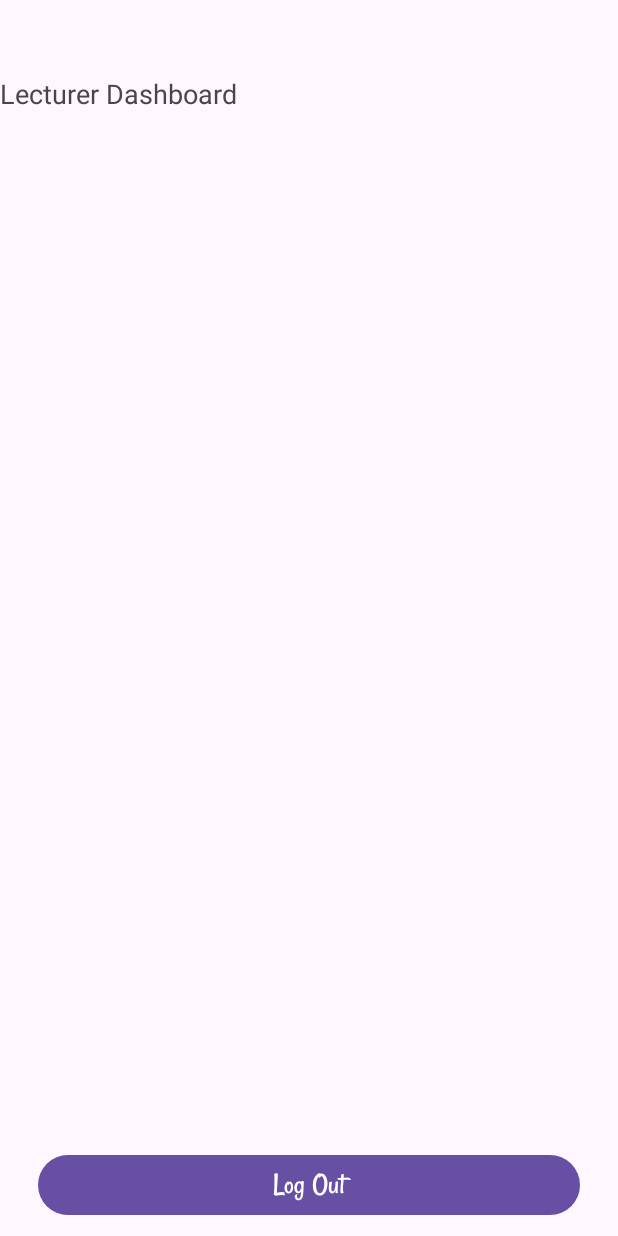
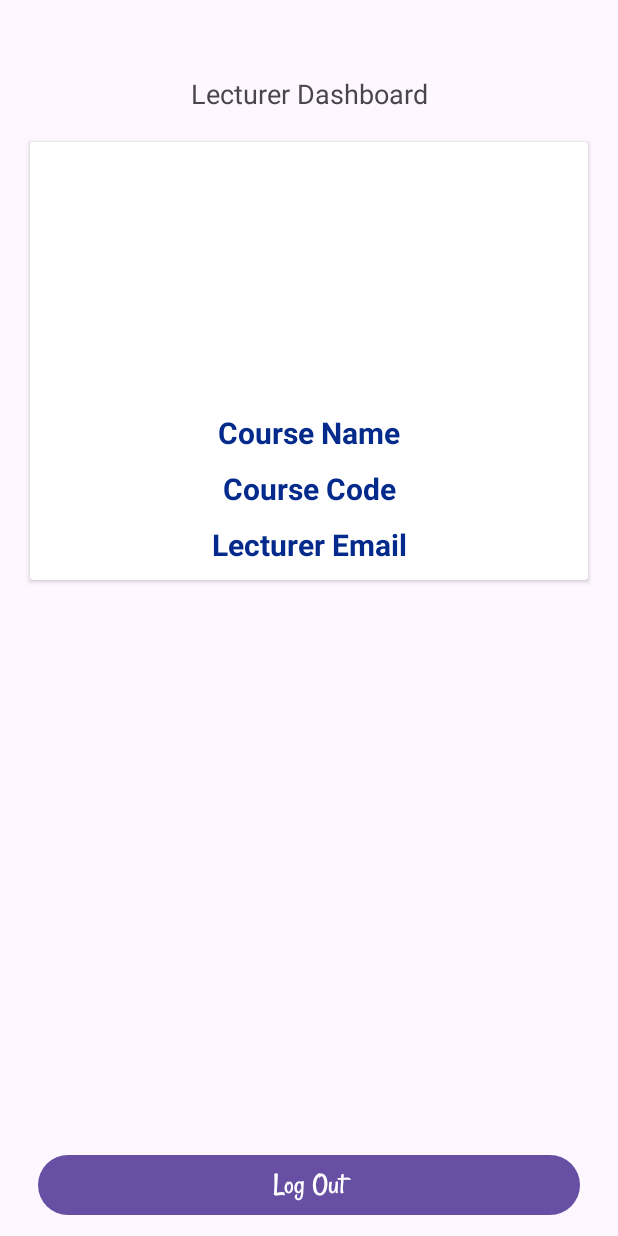
Before and after one commit to emmanuel-mwendwa/University_Android, an Android app: the Lecturer screen opened directly, with no data from a screen before it, on a phone screen of 412 x 824 dp. Run offline under Robolectric (Android 15) with nearby library versions, the phone set to English and light mode, and no system bars; our stand-ins replace Firebase (no records; nobody signed in at launch, a user with empty details on screens opened directly); libraries missing offline, so code that uses them is left out: io.paperdb; 3 statements that could not run were skipped.

```diff
--- a/app/src/main/AndroidManifest.xml
+++ b/app/src/main/AndroidManifest.xml
@@ -15,6 +15,9 @@
         android:supportsRtl="true"
         android:theme="@style/Theme.University"
         tools:targetApi="31">
+        <activity
+            android:name=".StudentCourse"
+            android:exported="false" />
         <activity
             android:name=".ConfirmCourseRegistration"
             android:exported="false" />
--- a/app/src/main/java/com/example/university/Lecturer.java
+++ b/app/src/main/java/com/example/university/Lecturer.java
@@ -1,17 +1,34 @@
 package com.example.university;
 
+import androidx.annotation.NonNull;
 import androidx.appcompat.app.AppCompatActivity;
 
 import android.content.Intent;
 import android.os.Bundle;
+import android.util.Log;
 import android.view.View;
 import android.widget.Button;
+import android.widget.RelativeLayout;
+import android.widget.TextView;
+import android.widget.Toast;
+
+import com.example.university.Model.Courses;
+import com.example.university.Model.Users;
+import com.example.university.Prevalent.Prevalent;
+import com.google.firebase.database.DataSnapshot;
+import com.google.firebase.database.DatabaseError;
+import com.google.firebase.database.DatabaseReference;
+import com.google.firebase.database.FirebaseDatabase;
+import com.google.firebase.database.ValueEventListener;
 
 import io.paperdb.Paper;
 
 public class Lecturer extends AppCompatActivity {
 
     private Button LogoutBtn;
+    private TextView txtCourseName, txtCourseCode, txtLecturerEmail;
+
+    private RelativeLayout relativeLayout;
 
     @Override
     protected void onCreate(Bundle savedInstanceState) {
@@ -19,6 +36,9 @@ public class Lecturer extends AppCompatActivity {
         setContentView(R.layout.activity_lecturer);
 
         LogoutBtn = (Button) findViewById(R.id.lecturerLogoutButton);
+        txtCourseName = (TextView) findViewById(R.id.lecturer_course_layout_name);
+        txtCourseCode = (TextView) findViewById(R.id.lecturer_course_layout_code);
+        txtLecturerEmail = (TextView) findViewById(R.id.lecturer_course_layout_lecturer);
 
         LogoutBtn.setOnClickListener(new View.OnClickListener() {
             @Override
@@ -29,5 +49,67 @@ public class Lecturer extends AppCompatActivity {
                 startActivity(intent);
             }
         });
+
+        DatabaseReference databaseReference = FirebaseDatabase.getInstance().getReference();
+
+        String userId = Prevalent.currentOnlineUser.getReg_no();
+
+        databaseReference.child("Users").child(userId).addListenerForSingleValueEvent(new ValueEventListener() {
+            @Override
+            public void onDataChange(@NonNull DataSnapshot snapshot) {
+                Users user = snapshot.getValue(Users.class);
+                String assignCourse = user.getAssignedCourse();
+
+                // Now, use the assigned course to retrieve the course details
+                databaseReference.child("Courses").orderByChild("lecturerEmail").equalTo(user.getEmail()).addListenerForSingleValueEvent(new ValueEventListener() {
+                    @Override
+                    public void onDataChange(@NonNull DataSnapshot datasnapshot) {
+
+                        if (datasnapshot.exists()) {
+                            for (DataSnapshot dataSnapshot : datasnapshot.getChildren()) {
+                                Courses course = dataSnapshot.getValue(Courses.class);
+
+                                final String sendCourseCode = String.valueOf(course.getCourseCode());
+
+                                txtCourseName.setText(course.getCourseName());
+                                txtCourseCode.setText(course.getCourseCode());
+                                txtLecturerEmail.setText(course.getLecturerEmail());
+
+                                relativeLayout = (RelativeLayout) findViewById(R.id.relative_layout_2);
+                                relativeLayout.setOnClickListener(new View.OnClickListener() {
+                                    @Override
+                                    public void onClick(View v) {
+                                        Intent intent = new Intent(Lecturer.this, StudentCourse.class);
+                                        intent.putExtra("courseCode", sendCourseCode);
+                                        startActivity(intent);
+                                        finish();
+                                    }
+                                });
+
+                            }
+                        }
+                        else {
+                            Toast.makeText(Lecturer.this, "Course does not exist", Toast.LENGTH_SHORT).show();
+                        }
+                    }
+
+                    @Override
+                    public void onCancelled(@NonNull DatabaseError error) {
+
+                    }
+                });
+            }
+
+            @Override
+            public void onCancelled(@NonNull DatabaseError error) {
+
+            }
+        });
+
+
     }
+
+
+
+
 }
--- a/app/src/main/res/layout/activity_lecturer.xml
+++ b/app/src/main/res/layout/activity_lecturer.xml
@@ -7,11 +7,72 @@
     tools:context=".Lecturer">
 
     <TextView
+        android:id="@+id/lecturer_dashboard"
         android:layout_width="match_parent"
         android:layout_height="wrap_content"
         android:text="Lecturer Dashboard"
+        android:gravity="center"
         android:textSize="18sp"
         android:layout_marginTop="50dp"/>
+
+    <androidx.cardview.widget.CardView
+        android:layout_width="match_parent"
+        android:layout_height="wrap_content"
+        android:layout_below="@+id/lecturer_dashboard"
+        android:elevation="15dp"
+        android:layout_margin="20dp">
+
+        <RelativeLayout
+            android:id="@+id/relative_layout_2"
+            android:layout_width="match_parent"
+            android:layout_height="match_parent" >
+
+        <ImageView
+            android:id="@+id/lecturer_course_layout_image"
+            android:layout_width="match_parent"
+            android:layout_height="170dp"
+            android:scaleType="centerCrop"
+            android:layout_marginBottom="10dp"/>
+
+        <TextView
+            android:id="@+id/lecturer_course_layout_name"
+            android:layout_width="match_parent"
+            android:layout_height="wrap_content"
+            android:layout_below="@+id/lecturer_course_layout_image"
+            android:text="Course Name"
+            android:textAlignment="center"
+            android:textSize="20dp"
+            android:textStyle="bold"
+            android:textColor="@color/colorPrimaryDark"
+            android:layout_marginBottom="10dp"/>
+
+        <TextView
+            android:id="@+id/lecturer_course_layout_code"
+            android:layout_width="match_parent"
+            android:layout_height="wrap_content"
+            android:layout_below="@+id/lecturer_course_layout_name"
+            android:text="Course Code"
+            android:textAlignment="center"
+            android:textSize="20dp"
+            android:textStyle="bold"
+            android:textColor="@color/colorPrimaryDark"
+            android:layout_marginBottom="10dp"/>
+
+        <TextView
+            android:id="@+id/lecturer_course_layout_lecturer"
+            android:layout_width="match_parent"
+            android:layout_height="wrap_content"
+            android:layout_below="@id/lecturer_course_layout_code"
+            android:text="Lecturer Email"
+            android:textAlignment="center"
+            android:textSize="20dp"
+            android:textStyle="bold"
+            android:textColor="@color/colorPrimaryDark"
+            android:layout_marginBottom="10dp"/>
+
+        </RelativeLayout>
+
+    </androidx.cardview.widget.CardView>
 
     <Button
         android:id="@+id/lecturerLogoutButton"
```
Also changed, not shown: app/src/main/java/com/example/university/AddCourseActivity.java (+7 -6 lines), app/src/main/java/com/example/university/CourseDetailsActivity.java (+8 -1 lines), app/src/main/java/com/example/university/Model/RegisteredStudents.java (added, +39 -0 lines), app/src/main/java/com/example/university/Model/Users.java (+11 -2 lines), app/src/main/java/com/example/university/StudentCourse.java (added, +88 -0 lines), app/src/main/java/com/example/university/ViewHolder/StudentViewHolder.java (added, +32 -0 lines), app/src/main/res/layout/activity_student_course.xml (added, +28 -0 lines), app/src/main/res/layout/students_course_layout.xml (added, +45 -0 lines).
